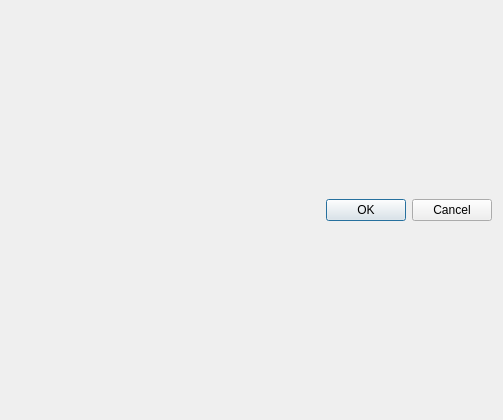
alecs1/home, file qt/qtgo/freego/dialogs/GameInvitation.ui: the form before one commit.
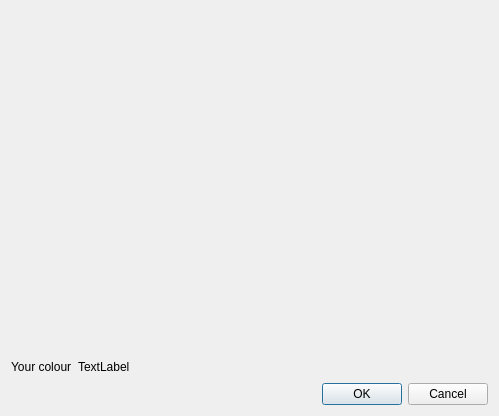
The form after the commit.

Commit message: Initial commit for showing the player colour when inviting.

What changed in the file:
```diff
--- a/qt/qtgo/freego/dialogs/GameInvitation.ui
+++ b/qt/qtgo/freego/dialogs/GameInvitation.ui
@@ -6,14 +6,58 @@
    <rect>
     <x>0</x>
     <y>0</y>
-    <width>503</width>
-    <height>420</height>
+    <width>499</width>
+    <height>416</height>
    </rect>
   </property>
   <property name="windowTitle">
    <string>Dialog</string>
   </property>
   <layout class="QVBoxLayout" name="verticalLayout">
+   <item>
+    <spacer name="verticalSpacer">
+     <property name="orientation">
+      <enum>Qt::Vertical</enum>
+     </property>
+     <property name="sizeHint" stdset="0">
+      <size>
+       <width>20</width>
+       <height>40</height>
+      </size>
+     </property>
+    </spacer>
+   </item>
+   <item>
+    <layout class="QHBoxLayout" name="horizontalLayout">
+     <item>
+      <widget class="QLabel" name="colourLabelText">
+       <property name="text">
+        <string>Your colour</string>
+       </property>
+      </widget>
+     </item>
+     <item>
+      <widget class="QLabel" name="colourLabelImage">
+       <property name="text">
+        <string>TextLabel</string>
+       </property>
+      </widget>
+     </item>
+     <item>
+      <spacer name="horizontalSpacer">
+       <property name="orientation">
+        <enum>Qt::Horizontal</enum>
+       </property>
+       <property name="sizeHint" stdset="0">
+        <size>
+         <width>40</width>
+         <height>20</height>
+        </size>
+       </property>
+      </spacer>
+     </item>
+    </layout>
+   </item>
    <item>
     <widget class="QDialogButtonBox" name="buttonBox">
      <property name="orientation">
```
The commit also changes 4 other files.
